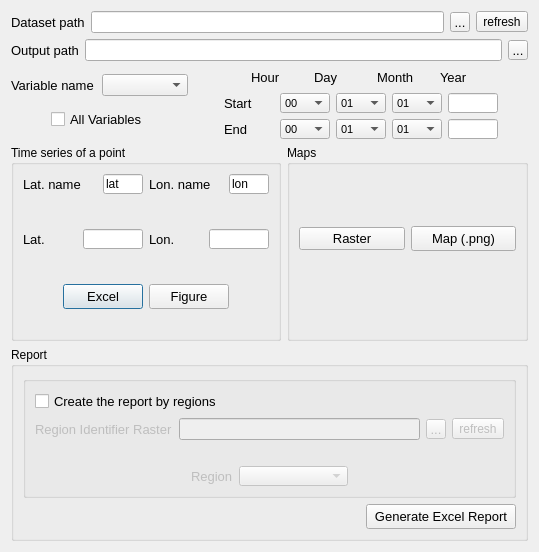
This is waterpybal_ui_design/visual.ui in IDAEA-EVS/waterpybal as Qt 5 draws it before an edit. The edited form follows.
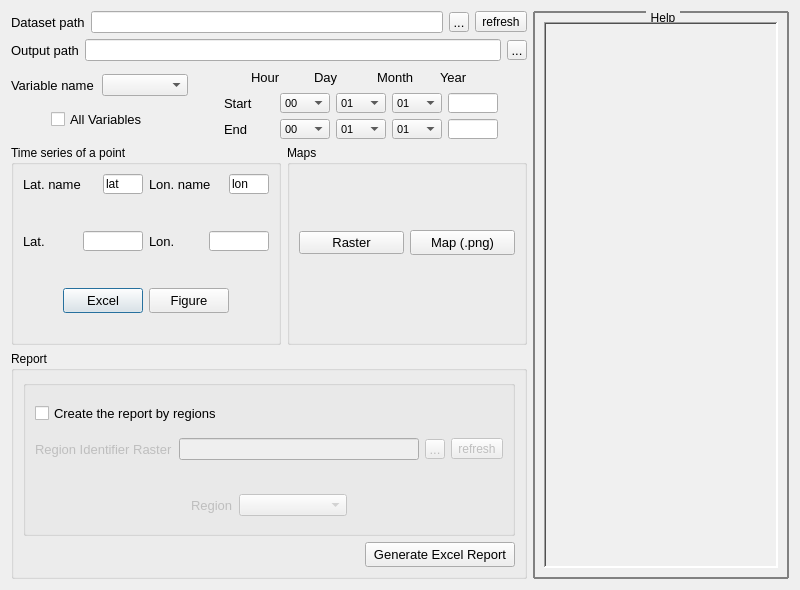
This is the edited form.

Commit message: includes help structure and some structural path changes

The edit to the form file:
```diff
--- a/waterpybal_ui_design/visual.ui
+++ b/waterpybal_ui_design/visual.ui
@@ -6,10 +6,16 @@
    <rect>
     <x>0</x>
     <y>0</y>
-    <width>539</width>
-    <height>552</height>
+    <width>800</width>
+    <height>590</height>
    </rect>
   </property>
+  <property name="minimumSize">
+   <size>
+    <width>800</width>
+    <height>590</height>
+   </size>
+  </property>
   <property name="maximumSize">
    <size>
     <width>1500</width>
@@ -19,6 +25,8 @@
   <property name="windowTitle">
    <string>Visualization and outputs</string>
   </property>
+  <layout class="QHBoxLayout" name="horizontalLayout_24">
+   <item>
   <layout class="QVBoxLayout" name="verticalLayout_5">
    <item>
     <layout class="QHBoxLayout" name="horizontalLayout_9">
@@ -1929,6 +1937,67 @@
          </widget>
         </item>
        </layout>
+        </item>
+       </layout>
+      </widget>
+     </item>
+    </layout>
+   </item>
+   <item>
+    <widget class="QGroupBox" name="groupBox_help">
+     <property name="minimumSize">
+      <size>
+       <width>150</width>
+       <height>0</height>
+      </size>
+     </property>
+     <property name="font">
+      <font>
+       <pointsize>9</pointsize>
+      </font>
+     </property>
+     <property name="autoFillBackground">
+      <bool>false</bool>
+     </property>
+     <property name="styleSheet">
+      <string notr="true">QGroupBox{border:2px solid gray;border-radius:1px;margin-top: 1ex;}
+QGroupBox::title{subcontrol-origin: margin;subcontrol-position:top center;padding:0 3px;}</string>
+     </property>
+     <property name="title">
+      <string notr="true">Help</string>
+     </property>
+     <property name="flat">
+      <bool>false</bool>
+     </property>
+     <layout class="QHBoxLayout" name="horizontalLayout_23">
+      <item>
+       <widget class="QTextBrowser" name="textBrowser_help">
+        <property name="autoFillBackground">
+         <bool>true</bool>
+        </property>
+        <property name="styleSheet">
+         <string notr="true">background-color: rgb(240, 240, 240)</string>
+        </property>
+        <property name="frameShape">
+         <enum>QFrame::WinPanel</enum>
+        </property>
+        <property name="frameShadow">
+         <enum>QFrame::Sunken</enum>
+        </property>
+        <property name="lineWidth">
+         <number>0</number>
+        </property>
+        <property name="readOnly">
+         <bool>true</bool>
+        </property>
+        <property name="html">
+         <string>&lt;!DOCTYPE HTML PUBLIC &quot;-//W3C//DTD HTML 4.0//EN&quot; &quot;http://www.w3.org/TR/REC-html40/strict.dtd&quot;&gt;
+&lt;html&gt;&lt;head&gt;&lt;meta name=&quot;qrichtext&quot; content=&quot;1&quot; /&gt;&lt;style type=&quot;text/css&quot;&gt;
+p, li { white-space: pre-wrap; }
+&lt;/style&gt;&lt;/head&gt;&lt;body style=&quot; font-family:'MS Shell Dlg 2'; font-size:8.1pt; font-weight:400; font-style:normal;&quot;&gt;
+&lt;p align=&quot;justify&quot; style=&quot;-qt-paragraph-type:empty; margin-top:0px; margin-bottom:0px; margin-left:0px; margin-right:0px; -qt-block-indent:0; text-indent:0px;&quot;&gt;&lt;br /&gt;&lt;/p&gt;&lt;/body&gt;&lt;/html&gt;</string>
+        </property>
+       </widget>
       </item>
      </layout>
     </widget>
```
Lines whose indentation alone changed are shown as unchanged. The commit also changes 58 other files.
